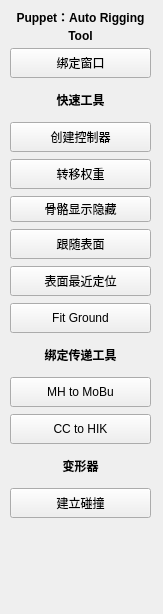
benject/mx_toolpack, file rig/mx_rig_tools.ui: the form before one commit.
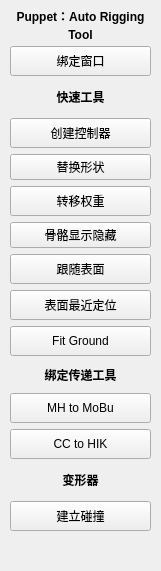
The form after the commit.

Commit message: add replace shape tool

```diff
--- a/rig/mx_rig_tools.ui
+++ b/rig/mx_rig_tools.ui
@@ -6,8 +6,8 @@
    <rect>
     <x>0</x>
     <y>0</y>
-    <width>163</width>
-    <height>614</height>
+    <width>161</width>
+    <height>571</height>
    </rect>
   </property>
   <property name="font">
@@ -31,7 +31,7 @@
     <property name="spacing">
      <number>6</number>
     </property>
-    <item row="4" column="0">
+    <item row="5" column="0">
      <widget class="QPushButton" name="pushButton_1">
       <property name="sizePolicy">
        <sizepolicy hsizetype="Preferred" vsizetype="Minimum">
@@ -93,7 +93,38 @@
       </property>
      </widget>
     </item>
-    <item row="7" column="0">
+    <item row="1" column="0">
+     <widget class="QPushButton" name="pushButton_6">
+      <property name="sizePolicy">
+       <sizepolicy hsizetype="Preferred" vsizetype="Minimum">
+        <horstretch>0</horstretch>
+        <verstretch>0</verstretch>
+       </sizepolicy>
+      </property>
+      <property name="minimumSize">
+       <size>
+        <width>100</width>
+        <height>30</height>
+       </size>
+      </property>
+      <property name="maximumSize">
+       <size>
+        <width>16777215</width>
+        <height>30</height>
+       </size>
+      </property>
+      <property name="font">
+       <font>
+        <family>Arial</family>
+        <pointsize>9</pointsize>
+       </font>
+      </property>
+      <property name="text">
+       <string>绑定窗口</string>
+      </property>
+     </widget>
+    </item>
+    <item row="8" column="0">
      <widget class="QPushButton" name="pushButton_8">
       <property name="minimumSize">
        <size>
@@ -121,37 +152,7 @@
       </property>
      </widget>
     </item>
-    <item row="13" column="0">
-     <widget class="QLabel" name="label_6">
-      <property name="minimumSize">
-       <size>
-        <width>80</width>
-        <height>30</height>
-       </size>
-      </property>
-      <property name="maximumSize">
-       <size>
-        <width>16777215</width>
-        <height>30</height>
-       </size>
-      </property>
-      <property name="font">
-       <font>
-        <family>Arial</family>
-        <pointsize>9</pointsize>
-        <weight>75</weight>
-        <bold>true</bold>
-       </font>
-      </property>
-      <property name="text">
-       <string>变形器</string>
-      </property>
-      <property name="alignment">
-       <set>Qt::AlignCenter</set>
-      </property>
-     </widget>
-    </item>
-    <item row="6" column="0">
+    <item row="7" column="0">
      <widget class="QPushButton" name="pushButton_7">
       <property name="minimumSize">
        <size>
@@ -176,79 +177,11 @@
       </property>
      </widget>
     </item>
-    <item row="1" column="0">
-     <widget class="QPushButton" name="pushButton_6">
-      <property name="sizePolicy">
-       <sizepolicy hsizetype="Preferred" vsizetype="Minimum">
-        <horstretch>0</horstretch>
-        <verstretch>0</verstretch>
-       </sizepolicy>
-      </property>
-      <property name="minimumSize">
-       <size>
-        <width>100</width>
-        <height>30</height>
-       </size>
-      </property>
-      <property name="maximumSize">
-       <size>
-        <width>16777215</width>
-        <height>30</height>
-       </size>
-      </property>
-      <property name="font">
-       <font>
-        <family>Arial</family>
-        <pointsize>9</pointsize>
-       </font>
-      </property>
-      <property name="text">
-       <string>绑定窗口</string>
-      </property>
-     </widget>
-    </item>
-    <item row="9" column="0">
-     <widget class="QPushButton" name="pushButton_3">
-      <property name="sizePolicy">
-       <sizepolicy hsizetype="Preferred" vsizetype="Minimum">
-        <horstretch>0</horstretch>
-        <verstretch>0</verstretch>
-       </sizepolicy>
-      </property>
-      <property name="minimumSize">
-       <size>
-        <width>100</width>
-        <height>30</height>
-       </size>
-      </property>
-      <property name="maximumSize">
-       <size>
-        <width>16777215</width>
-        <height>30</height>
-       </size>
-      </property>
-      <property name="font">
-       <font>
-        <family>Arial</family>
-        <pointsize>9</pointsize>
-       </font>
-      </property>
-      <property name="text">
-       <string>Fit Ground</string>
-      </property>
-     </widget>
-    </item>
     <item row="14" column="0">
-     <widget class="QPushButton" name="pushButton">
-      <property name="sizePolicy">
-       <sizepolicy hsizetype="Preferred" vsizetype="Minimum">
-        <horstretch>0</horstretch>
-        <verstretch>0</verstretch>
-       </sizepolicy>
-      </property>
+     <widget class="QLabel" name="label_6">
       <property name="minimumSize">
        <size>
-        <width>100</width>
+        <width>80</width>
         <height>30</height>
        </size>
       </property>
@@ -262,17 +195,22 @@
        <font>
         <family>Arial</family>
         <pointsize>9</pointsize>
+        <weight>75</weight>
+        <bold>true</bold>
        </font>
       </property>
       <property name="toolTip">
        <string>先选软体，再选刚体</string>
       </property>
       <property name="text">
-       <string>建立碰撞</string>
+       <string>变形器</string>
+      </property>
+      <property name="alignment">
+       <set>Qt::AlignCenter</set>
       </property>
      </widget>
     </item>
-    <item row="11" column="0">
+    <item row="12" column="0">
      <widget class="QPushButton" name="pushButton_2">
       <property name="sizePolicy">
        <sizepolicy hsizetype="Preferred" vsizetype="Minimum">
@@ -337,11 +275,17 @@
      </widget>
     </item>
     <item row="10" column="0">
-     <widget class="QLabel" name="label_5">
+     <widget class="QPushButton" name="pushButton_3">
+      <property name="sizePolicy">
+       <sizepolicy hsizetype="Preferred" vsizetype="Minimum">
+        <horstretch>0</horstretch>
+        <verstretch>0</verstretch>
+       </sizepolicy>
+      </property>
       <property name="minimumSize">
        <size>
-        <width>80</width>
-        <height>0</height>
+        <width>100</width>
+        <height>30</height>
        </size>
       </property>
       <property name="maximumSize">
@@ -354,20 +298,15 @@
        <font>
         <family>Arial</family>
         <pointsize>9</pointsize>
-        <weight>75</weight>
-        <bold>true</bold>
        </font>
       </property>
       <property name="text">
-       <string>绑定传递工具</string>
-      </property>
-      <property name="alignment">
-       <set>Qt::AlignCenter</set>
+       <string>Fit Ground</string>
       </property>
      </widget>
     </item>
-    <item row="12" column="0">
-     <widget class="QPushButton" name="pushButton_5">
+    <item row="15" column="0">
+     <widget class="QPushButton" name="pushButton">
       <property name="sizePolicy">
        <sizepolicy hsizetype="Preferred" vsizetype="Minimum">
         <horstretch>0</horstretch>
@@ -393,10 +332,7 @@
        </font>
       </property>
       <property name="text">
-       <string>CC to HIK</string>
-      </property>
-      <property name="autoExclusive">
-       <bool>false</bool>
+       <string>建立碰撞</string>
       </property>
      </widget>
     </item>
@@ -427,7 +363,37 @@
       </property>
      </widget>
     </item>
-    <item row="5" column="0">
+    <item row="11" column="0">
+     <widget class="QLabel" name="label_5">
+      <property name="minimumSize">
+       <size>
+        <width>80</width>
+        <height>0</height>
+       </size>
+      </property>
+      <property name="maximumSize">
+       <size>
+        <width>16777215</width>
+        <height>30</height>
+       </size>
+      </property>
+      <property name="font">
+       <font>
+        <family>Arial</family>
+        <pointsize>9</pointsize>
+        <weight>75</weight>
+        <bold>true</bold>
+       </font>
+      </property>
+      <property name="text">
+       <string>绑定传递工具</string>
+      </property>
+      <property name="alignment">
+       <set>Qt::AlignCenter</set>
+      </property>
+     </widget>
+    </item>
+    <item row="6" column="0">
      <widget class="QPushButton" name="pushButton_9">
       <property name="font">
        <font>
@@ -440,6 +406,53 @@
       </property>
      </widget>
     </item>
+    <item row="13" column="0">
+     <widget class="QPushButton" name="pushButton_5">
+      <property name="sizePolicy">
+       <sizepolicy hsizetype="Preferred" vsizetype="Minimum">
+        <horstretch>0</horstretch>
+        <verstretch>0</verstretch>
+       </sizepolicy>
+      </property>
+      <property name="minimumSize">
+       <size>
+        <width>100</width>
+        <height>30</height>
+       </size>
+      </property>
+      <property name="maximumSize">
+       <size>
+        <width>16777215</width>
+        <height>30</height>
+       </size>
+      </property>
+      <property name="font">
+       <font>
+        <family>Arial</family>
+        <pointsize>9</pointsize>
+       </font>
+      </property>
+      <property name="text">
+       <string>CC to HIK</string>
+      </property>
+      <property name="autoExclusive">
+       <bool>false</bool>
+      </property>
+     </widget>
+    </item>
+    <item row="4" column="0">
+     <widget class="QPushButton" name="pushButton_10">
+      <property name="font">
+       <font>
+        <family>Arial</family>
+        <pointsize>9</pointsize>
+       </font>
+      </property>
+      <property name="text">
+       <string>替换形状</string>
+      </property>
+     </widget>
+    </item>
    </layout>
   </widget>
  </widget>
```
Left out of the diff: 6 changed lines with no effect on the pictures. The commit also changes 4 other files.
